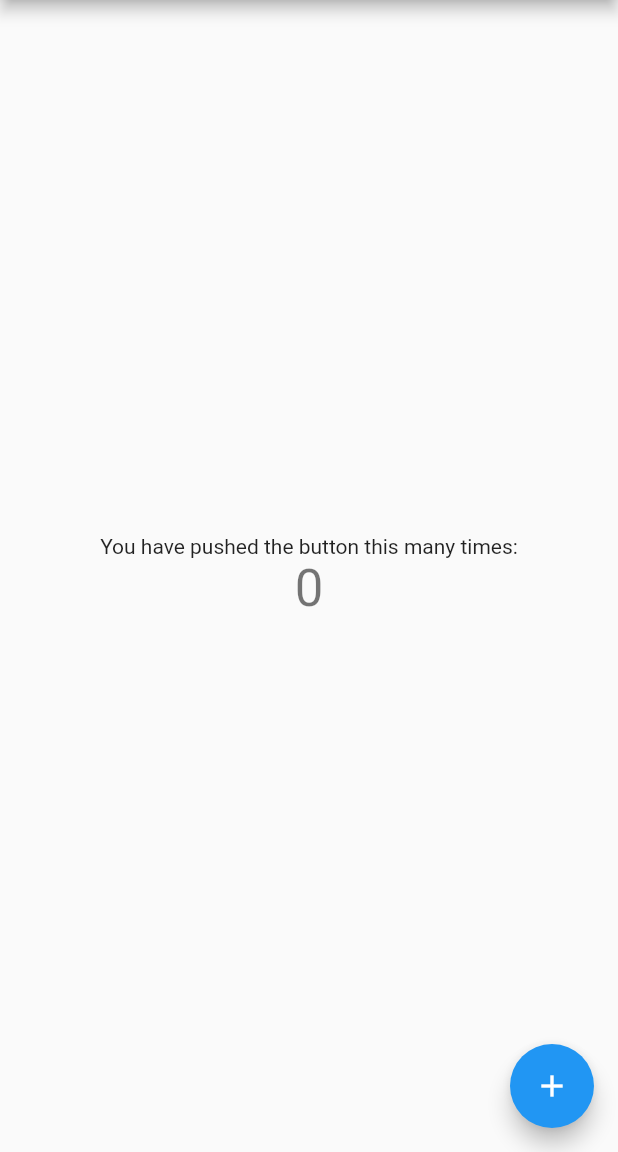
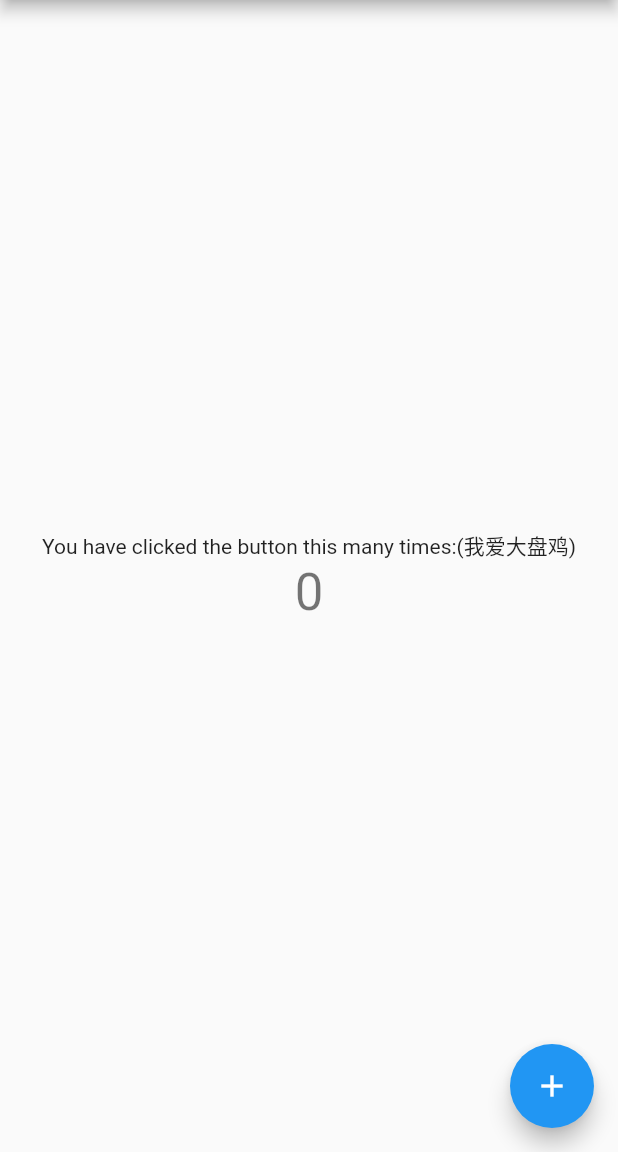
Before and after one commit to fei7yang/ldpass, a Flutter app: the screen it shows after launch, on a phone screen of 412 x 824 dp, the part 84-1236 px from its top. Run offline on Flutter 3.47's test engine with Material 2 defaults, Android fonts, the phone set to English and light mode, and no system bars.

Commit message:
fix absolute routine

```diff
--- a/lib/main.dart
+++ b/lib/main.dart
@@ -92,7 +92,7 @@ class _MyHomePageState extends State<MyHomePage> {
           mainAxisAlignment: MainAxisAlignment.center,
           children: <Widget>[
             Text(
-              'You have pushed the button this many times:',
+              'You have clicked the button this many times:(我爱大盘鸡)',
             ),
             Text(
               '$_counter',
```
Also changed, not shown: 2 other files.
